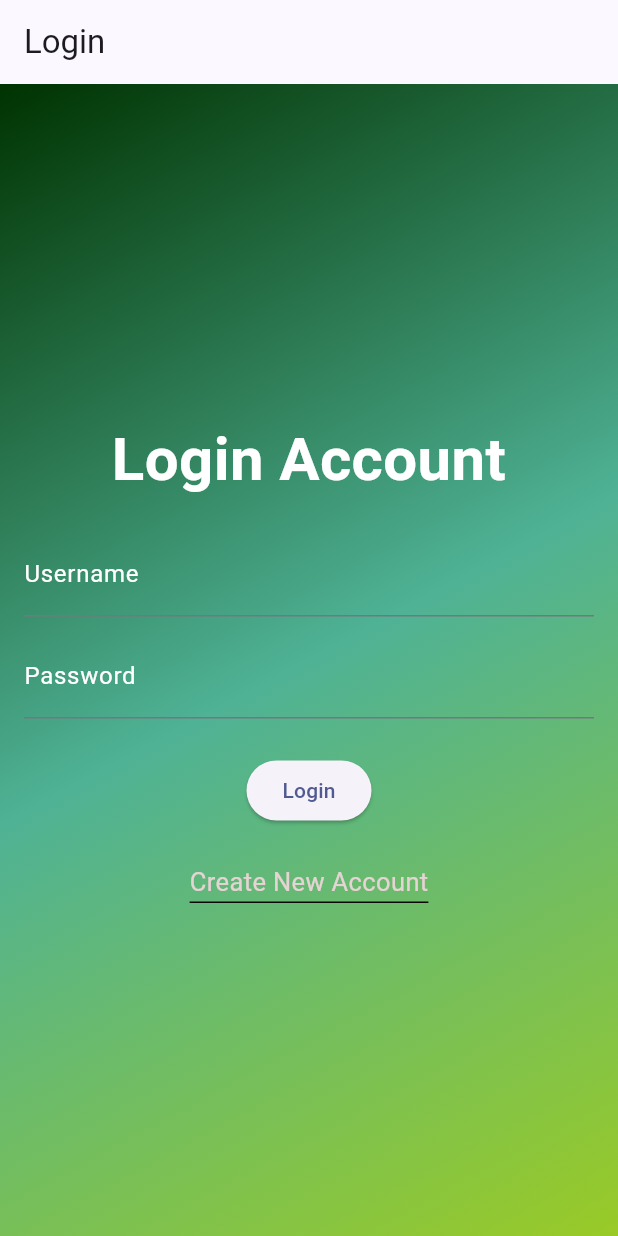
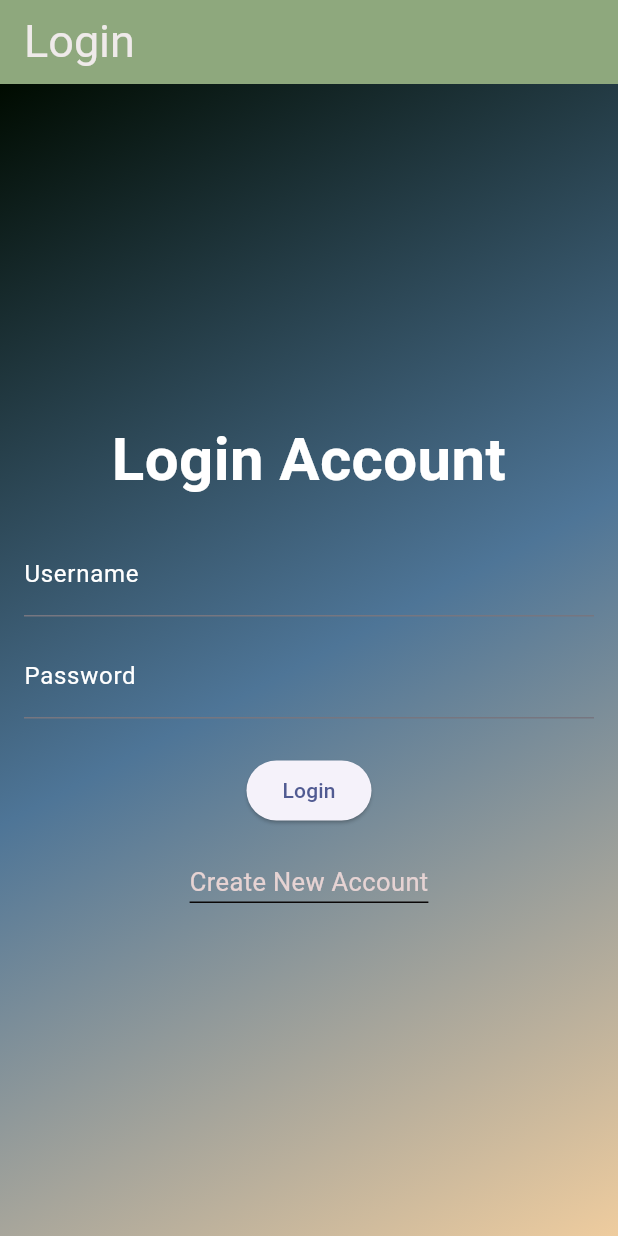
Before and after one commit to SiBook-D08/SiBook-mobile, a Flutter app: the screen it shows after launch, on a phone screen of 412 x 824 dp. Run offline on Flutter 3.47's test engine with Material 3 defaults, Android fonts, the phone set to English and light mode, and no system bars; missing offline and left inert: pbp_django_auth.

Commit message:
Some rubrics completed; design and photo remains

```diff
--- a/lib/screens/login.dart
+++ b/lib/screens/login.dart
@@ -41,7 +41,13 @@ class _LoginPageState extends State<LoginPage> {
 		final request = context.watch<CookieRequest>();
 		return Scaffold(
 		appBar: AppBar(
-			title: const Text('Login'),
+      backgroundColor: Color.fromARGB(255, 142, 168, 125),
+			title: const Text('Login',
+							textAlign: TextAlign.center,
+							style: TextStyle(
+								fontSize: 30,
+								color: Color.fromARGB(255, 239, 234, 234),
+								fontWeight: FontWeight.normal)),
 		),
 		body: Container(
 			decoration: const BoxDecoration(
@@ -49,9 +55,9 @@ class _LoginPageState extends State<LoginPage> {
 					begin: Alignment.topLeft,
 					end: Alignment.bottomRight,
 					colors: [
-				Color.fromARGB(255, 0, 51, 0),
-				Color.fromARGB(255, 79, 178, 149),
-          Color.fromARGB(255, 153, 202, 38)
+          Color.fromARGB(255, 0, 11, 0),
+          Color.fromARGB(255, 78, 117, 151),
+          Color.fromARGB(249, 238, 203, 156)
 				])),
 			padding: const EdgeInsets.all(16.0),
 			child: Column(
@@ -72,18 +78,20 @@ class _LoginPageState extends State<LoginPage> {
 				const SizedBox(height: 20.0),
 				TextField(
 					controller: _usernameController,
+          style: const TextStyle(color: const Color.fromARGB(255, 243, 231, 231)),
 					decoration: const InputDecoration(
 						labelText: 'Username',
 						labelStyle: TextStyle(color: Colors.white),
-						hintStyle: const TextStyle(color: Colors.white)),
+						hintStyle: TextStyle(color: Colors.white)),
 				),
 				const SizedBox(height: 12.0),
 				TextField(
 					controller: _passwordController,
+          style: const TextStyle(color: const Color.fromARGB(255, 243, 231, 231)),
 					decoration: const InputDecoration(
 						labelText: 'Password',
 						labelStyle: TextStyle(color: Colors.white),
-						hintStyle: const TextStyle(color: Colors.white)),
+						hintStyle: TextStyle(color: Colors.white)),
 						obscureText: true,
 				),
 				const SizedBox(height: 24.0),
```
Also changed, not shown: lib/screens/oneitem.dart (+85 -9 lines), lib/screens/register.dart (indentation only).
